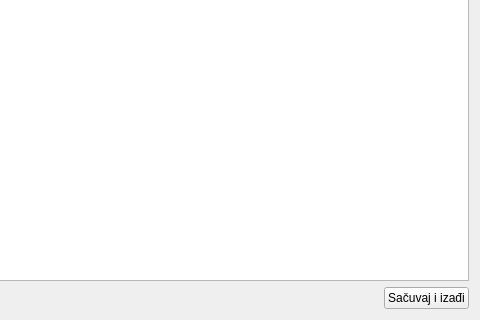
zivke/nabavke, file spisakzahtevaa1.ui: the form before one commit; both pictures show x 123 to 603 and y 83 to 403 of the 603 by 403 pixel window.
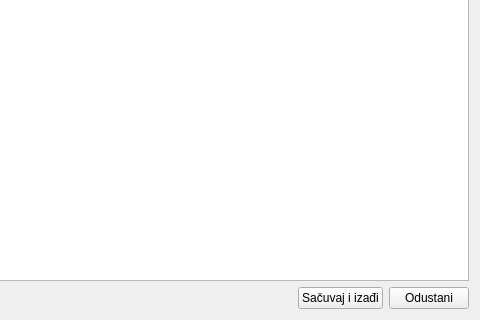
The form after the commit.

Patch:
```diff
--- a/spisakzahtevaa1.ui
+++ b/spisakzahtevaa1.ui
@@ -83,6 +83,13 @@
        </property>
       </widget>
      </item>
+     <item>
+      <widget class="QPushButton" name="btnOdustani">
+       <property name="text">
+        <string>Odustani</string>
+       </property>
+      </widget>
+     </item>
     </layout>
    </item>
   </layout>
```
